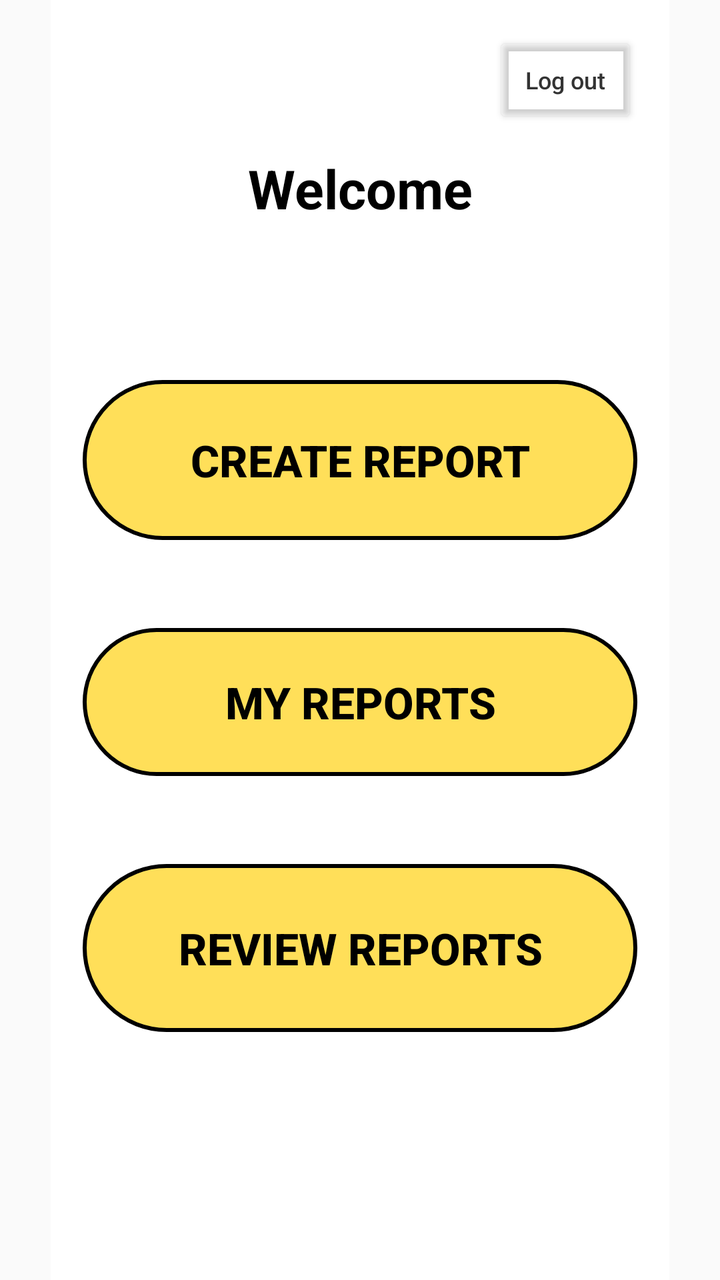
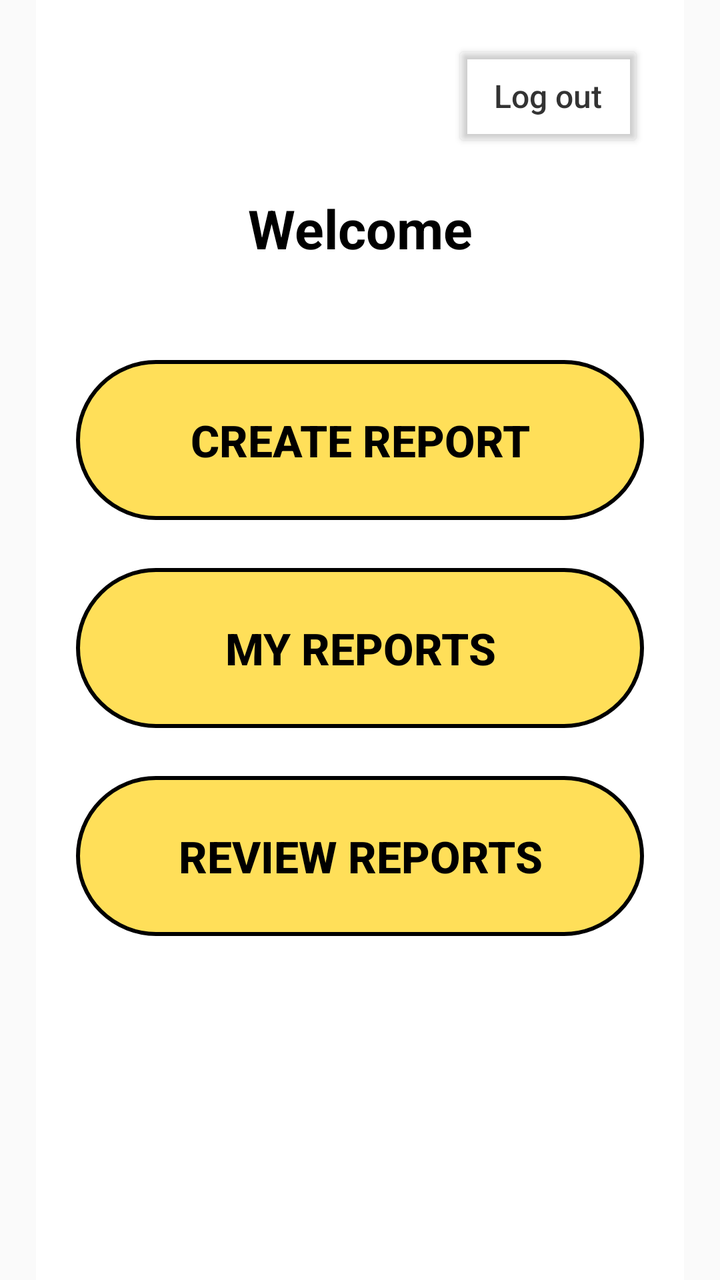

Before-and-after screenshots of an Android layout around one commit, followed by the original layout XML and the change that was made.
<!-- AndroidManifest.xml: application theme Theme.JavaReportingSystem -->
<!-- res/layout/activity_landing_page.xml -->
<?xml version="1.0" encoding="utf-8"?>
<androidx.constraintlayout.widget.ConstraintLayout xmlns:android="http://schemas.android.com/apk/res/android"
    xmlns:app="http://schemas.android.com/apk/res-auto"
    xmlns:tools="http://schemas.android.com/tools"
    android:id="@+id/main"
    android:layout_width="match_parent"
    android:layout_height="match_parent"
    tools:context=".LandingPageActivity">


<androidx.constraintlayout.widget.ConstraintLayout
    android:id="@+id/contentPanel"
    android:layout_width="0dp"
    android:layout_height="0dp"
    android:background="#FFFFFF"
    android:padding="16dp"
    app:layout_constraintTop_toTopOf="parent"
    app:layout_constraintBottom_toBottomOf="parent"
    app:layout_constraintStart_toStartOf="parent"
    app:layout_constraintEnd_toEndOf="parent"
    app:layout_constraintWidth_percent="0.86">

    <Button
        android:id="@+id/btnLogout"
        android:layout_width="wrap_content"
        android:layout_height="48dp"
        android:minWidth="72dp"
        android:backgroundTint="@android:color/transparent"
        android:text="@string/logout"
        android:textAllCaps="false"
        android:textColor="#333333"
        android:textSize="12sp"
        app:layout_constraintEnd_toEndOf="parent"
        app:layout_constraintTop_toTopOf="parent" />

    
    <TextView
        android:id="@+id/tvWelcome"
        android:layout_width="wrap_content"
        android:layout_height="wrap_content"
        android:text="Welcome"
        android:textColor="#000000"
        android:textSize="27sp"
        android:textStyle="bold"
        android:gravity="center"
        android:fontFamily="sans-serif"
        android:layout_marginTop="12dp"
        app:layout_constraintTop_toBottomOf="@id/btnLogout"
        app:layout_constraintStart_toStartOf="parent"
        app:layout_constraintEnd_toEndOf="parent" />

    <TextView
        android:id="@+id/tvOfflineNotice"
        android:layout_width="0dp"
        android:layout_height="wrap_content"
        android:layout_marginTop="12dp"
        android:gravity="center"
        android:text="@string/offline_landing_explanation"
        android:textColor="#333333"
        android:textSize="14sp"
        android:visibility="gone"
        app:layout_constraintEnd_toEndOf="parent"
        app:layout_constraintStart_toStartOf="parent"
        app:layout_constraintTop_toBottomOf="@id/tvWelcome" />

    
    <Button
        android:id="@+id/btnCreateReport"
        android:layout_width="0dp"
        android:layout_height="80dp"
        android:layout_marginTop="78dp"
        android:background="@drawable/button_yellow"
        android:backgroundTint="@null"
        android:gravity="center"
        android:insetTop="0dp"
        android:insetBottom="0dp"
        android:padding="0dp"
        android:stateListAnimator="@null"
        android:text="@string/create_report"
        android:textColor="#000000"
        android:textSize="22sp"
        android:textStyle="bold"
        app:layout_constraintEnd_toEndOf="parent"
        app:layout_constraintStart_toStartOf="parent"
        app:layout_constraintTop_toBottomOf="@id/tvWelcome" />

    
    <Button
        android:id="@+id/btnMyReports"
        android:layout_width="0dp"
        android:layout_height="74dp"
        android:layout_marginTop="44dp"
        android:background="@drawable/button_yellow"
        android:backgroundTint="@null"
        android:text="MY REPORTS"
        android:textColor="#000000"
        android:textSize="22sp"
        android:textStyle="bold"
        android:gravity="center"
        android:stateListAnimator="@null"
        android:insetTop="0dp"
        android:insetBottom="0dp"
        android:padding="0dp"
        app:layout_constraintTop_toBottomOf="@id/btnCreateReport"
        app:layout_constraintStart_toStartOf="parent"
        app:layout_constraintEnd_toEndOf="parent" />

    
    <Button
        android:id="@+id/btnReviewReports"
        android:layout_width="0dp"
        android:layout_height="84dp"
        android:layout_marginTop="44dp"
        android:background="@drawable/button_yellow"
        android:backgroundTint="@null"
        android:text="REVIEW REPORTS"
        android:textColor="#000000"
        android:textSize="22sp"
        android:textStyle="bold"
        android:gravity="center"
        android:stateListAnimator="@null"
        android:insetTop="0dp"
        android:insetBottom="0dp"
        android:padding="0dp"
        app:layout_constraintTop_toBottomOf="@id/btnMyReports"
        app:layout_constraintStart_toStartOf="parent"
        app:layout_constraintEnd_toEndOf="parent" />

</androidx.constraintlayout.widget.ConstraintLayout>

</androidx.constraintlayout.widget.ConstraintLayout>
<!-- resources referenced by this layout -->
<resources>
  <!-- drawable button_yellow (drawable) -->
  <?xml version="1.0" encoding="utf-8"?>
  <shape xmlns:android="http://schemas.android.com/apk/res/android"
      android:shape="rectangle">
  
      <solid android:color="#FFDF59" />
  
      <stroke
          android:width="2dp"
          android:color="#000000" />
  
      <corners android:radius="70dp" />
  
  </shape>
  <string name="create_report">CREATE REPORT</string>
  <string name="logout">Log out</string>
  <string name="offline_landing_explanation">Offline mode. Sign in before uploading reports.</string>
  <style name="Theme.JavaReportingSystem" parent="Base.Theme.JavaReportingSystem" />
  <style name="Base.Theme.JavaReportingSystem" parent="Theme.AppCompat.DayNight.NoActionBar">
          
          
      </style>
</resources>

<!-- the commit's change to res/layout/activity_landing_page.xml (unified diff, before → after) -->
@@ -7,125 +7,110 @@
     android:layout_height="match_parent"
     tools:context=".LandingPageActivity">
 
-
-<androidx.constraintlayout.widget.ConstraintLayout
-    android:id="@+id/contentPanel"
-    android:layout_width="0dp"
-    android:layout_height="0dp"
-    android:background="#FFFFFF"
-    android:padding="16dp"
-    app:layout_constraintTop_toTopOf="parent"
-    app:layout_constraintBottom_toBottomOf="parent"
-    app:layout_constraintStart_toStartOf="parent"
-    app:layout_constraintEnd_toEndOf="parent"
-    app:layout_constraintWidth_percent="0.86">
-
-    <Button
-        android:id="@+id/btnLogout"
-        android:layout_width="wrap_content"
-        android:layout_height="48dp"
-        android:minWidth="72dp"
-        android:backgroundTint="@android:color/transparent"
-        android:text="@string/logout"
-        android:textAllCaps="false"
-        android:textColor="#333333"
-        android:textSize="12sp"
-        app:layout_constraintEnd_toEndOf="parent"
-        app:layout_constraintTop_toTopOf="parent" />
-
-    
-    <TextView
-        android:id="@+id/tvWelcome"
-        android:layout_width="wrap_content"
-        android:layout_height="wrap_content"
-        android:text="Welcome"
-        android:textColor="#000000"
-        android:textSize="27sp"
-        android:textStyle="bold"
-        android:gravity="center"
-        android:fontFamily="sans-serif"
-        android:layout_marginTop="12dp"
-        app:layout_constraintTop_toBottomOf="@id/btnLogout"
-        app:layout_constraintStart_toStartOf="parent"
-        app:layout_constraintEnd_toEndOf="parent" />
-
-    <TextView
-        android:id="@+id/tvOfflineNotice"
+    <ScrollView
+        android:id="@+id/contentPanel"
         android:layout_width="0dp"
-        android:layout_height="wrap_content"
-        android:layout_marginTop="12dp"
-        android:gravity="center"
-        android:text="@string/offline_landing_explanation"
-        android:textColor="#333333"
-        android:textSize="14sp"
-        android:visibility="gone"
+        android:layout_height="0dp"
+        android:background="@android:color/white"
+        android:fillViewport="true"
+        app:layout_constraintBottom_toBottomOf="parent"
         app:layout_constraintEnd_toEndOf="parent"
         app:layout_constraintStart_toStartOf="parent"
-        app:layout_constraintTop_toBottomOf="@id/tvWelcome" />
+        app:layout_constraintTop_toTopOf="parent"
+        app:layout_constraintWidth_max="520dp"
+        app:layout_constraintWidth_percent="0.9">
 
-    
-    <Button
-        android:id="@+id/btnCreateReport"
-        android:layout_width="0dp"
-        android:layout_height="80dp"
-        android:layout_marginTop="78dp"
-        android:background="@drawable/button_yellow"
-        android:backgroundTint="@null"
-        android:gravity="center"
-        android:insetTop="0dp"
-        android:insetBottom="0dp"
-        android:padding="0dp"
-        android:stateListAnimator="@null"
-        android:text="@string/create_report"
-        android:textColor="#000000"
-        android:textSize="22sp"
-        android:textStyle="bold"
-        app:layout_constraintEnd_toEndOf="parent"
-        app:layout_constraintStart_toStartOf="parent"
-        app:layout_constraintTop_toBottomOf="@id/tvWelcome" />
+        <LinearLayout
+            android:layout_width="match_parent"
+            android:layout_height="wrap_content"
+            android:orientation="vertical"
+            android:padding="20dp">
 
-    
-    <Button
-        android:id="@+id/btnMyReports"
-        android:layout_width="0dp"
-        android:layout_height="74dp"
-        android:layout_marginTop="44dp"
-        android:background="@drawable/button_yellow"
-        android:backgroundTint="@null"
-        android:text="MY REPORTS"
-        android:textColor="#000000"
-        android:textSize="22sp"
-        android:textStyle="bold"
-        android:gravity="center"
-        android:stateListAnimator="@null"
-        android:insetTop="0dp"
-        android:insetBottom="0dp"
-        android:padding="0dp"
-        app:layout_constraintTop_toBottomOf="@id/btnCreateReport"
-        app:layout_constraintStart_toStartOf="parent"
-        app:layout_constraintEnd_toEndOf="parent" />
+            <Button
+                android:id="@+id/btnLogout"
+                android:layout_width="wrap_content"
+                android:layout_height="56dp"
+                android:layout_gravity="end"
+                android:backgroundTint="@android:color/transparent"
+                android:minWidth="96dp"
+                android:text="@string/logout"
+                android:textAllCaps="false"
+                android:textColor="#333333"
+                android:textSize="16sp" />
 
-    
-    <Button
-        android:id="@+id/btnReviewReports"
-        android:layout_width="0dp"
-        android:layout_height="84dp"
-        android:layout_marginTop="44dp"
-        android:background="@drawable/button_yellow"
-        android:backgroundTint="@null"
-        android:text="REVIEW REPORTS"
-        android:textColor="#000000"
-        android:textSize="22sp"
-        android:textStyle="bold"
-        android:gravity="center"
-        android:stateListAnimator="@null"
-        android:insetTop="0dp"
-        android:insetBottom="0dp"
-        android:padding="0dp"
-        app:layout_constraintTop_toBottomOf="@id/btnMyReports"
-        app:layout_constraintStart_toStartOf="parent"
-        app:layout_constraintEnd_toEndOf="parent" />
+            <TextView
+                android:id="@+id/tvWelcome"
+                android:layout_width="match_parent"
+                android:layout_height="wrap_content"
+                android:layout_marginTop="20dp"
+                android:fontFamily="sans-serif"
+                android:gravity="center"
+                android:text="Welcome"
+                android:textColor="@android:color/black"
+                android:textSize="27sp"
+                android:textStyle="bold" />
 
+            <TextView
+                android:id="@+id/tvOfflineNotice"
+                android:layout_width="match_parent"
+                android:layout_height="wrap_content"
+                android:layout_marginTop="12dp"
+                android:gravity="center"
+                android:text="@string/offline_landing_explanation"
+                android:textColor="#333333"
+                android:textSize="14sp"
+                android:visibility="gone" />
+
+            <Button
+                android:id="@+id/btnCreateReport"
+                android:layout_width="match_parent"
+                android:layout_height="wrap_content"
+                android:layout_marginTop="48dp"
+                android:background="@drawable/button_yellow"
+                android:backgroundTint="@null"
+                android:insetBottom="0dp"
+                android:insetTop="0dp"
+                android:minHeight="80dp"
+                android:padding="16dp"
+                android:stateListAnimator="@null"
+                android:text="@string/create_report"
+                android:textColor="@android:color/black"
+                android:textSize="22sp"
+                android:textStyle="bold" />
+
+            <Button
+                android:id="@+id/btnMyReports"
+                android:layout_width="match_parent"
+                android:layout_height="wrap_content"
+                android:layout_marginTop="24dp"
+                android:background="@drawable/button_yellow"
+                android:backgroundTint="@null"
+                android:insetBottom="0dp"
+                android:insetTop="0dp"
+                android:minHeight="80dp"
+                android:padding="16dp"
+                android:stateListAnimator="@null"
+                android:text="MY REPORTS"
+                android:textColor="@android:color/black"
+                android:textSize="22sp"
+                android:textStyle="bold" />
+
+            <Button
+                android:id="@+id/btnReviewReports"
+                android:layout_width="match_parent"
+                android:layout_height="wrap_content"
+                android:layout_marginTop="24dp"
+                android:background="@drawable/button_yellow"
+                android:backgroundTint="@null"
+                android:insetBottom="0dp"
+                android:insetTop="0dp"
+                android:minHeight="80dp"
+                android:padding="16dp"
+                android:stateListAnimator="@null"
+                android:text="REVIEW REPORTS"
+                android:textColor="@android:color/black"
+                android:textSize="22sp"
+                android:textStyle="bold" />
+        </LinearLayout>
+    </ScrollView>
 </androidx.constraintlayout.widget.ConstraintLayout>
-
-</androidx.constraintlayout.widget.ConstraintLayout>
